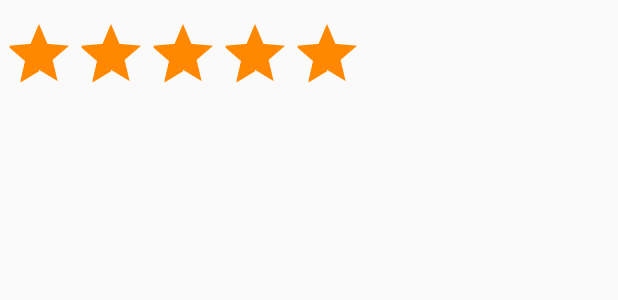
After one commit to ruslanAndroidDev/MathGame, an Android app: the layout dialog_app_evaluation.xml on its own in the app's theme, with its tools: preview values and no code run, on a phone screen of 412 x 824 dp. The commit adds this screen. Shown: the top 300 px of the screen. Run offline under Robolectric (Android 15) with nearby library versions, the phone set to English and light mode, and no system bars.

Commit message:
Створенно діалог "Оцінити додаток" і додано картинку до другої гри

```diff
--- a/app/build.gradle
+++ b/app/build.gradle
@@ -2,7 +2,7 @@ apply plugin: 'com.android.application'
 
 android {
     compileSdkVersion 26
-    buildToolsVersion "26.0.1"
+    buildToolsVersion '26.0.2'
     defaultConfig {
         applicationId "fast.kopach.math"
         minSdkVersion 14
--- a/app/src/main/java/fast/kopach/math/menu/MenuAdapter.java
+++ b/app/src/main/java/fast/kopach/math/menu/MenuAdapter.java
@@ -1,5 +1,8 @@
 package fast.kopach.math.menu;
 
+import android.app.FragmentTransaction;
+import android.content.Context;
+import android.graphics.drawable.Drawable;
 import android.support.v4.app.Fragment;
 import android.support.v4.app.FragmentManager;
 import android.support.v4.app.FragmentStatePagerAdapter;
@@ -21,7 +24,7 @@ public class MenuAdapter extends FragmentStatePagerAdapter {
             case 0:
                 return new MenuItemFragment(R.drawable.texture1s, "Game1",1);
             case 1:
-                return new MenuItemFragment(R.drawable.texture1s, "Game2",2);
+                return new MenuItemFragment(R.drawable.texture2, "Game2",2);
             case 2:
                 return new MenuItemFragment(R.drawable.texture3s, "Game3",3);
             case 3:
--- /dev/null
+++ b/app/src/main/res/anim/my_combo_anim.xml
@@ -0,0 +1,4 @@
+<?xml version="1.0" encoding="utf-8"?>
+<set xmlns:android="http://schemas.android.com/apk/res/android">
+
+</set>
--- /dev/null
+++ b/app/src/main/res/anim/myrotate.xml
@@ -0,0 +1,4 @@
+<?xml version="1.0" encoding="utf-8"?>
+<set xmlns:android="http://schemas.android.com/apk/res/android">
+
+</set>
--- /dev/null
+++ b/app/src/main/res/anim/myscale.xml
@@ -0,0 +1,4 @@
+<?xml version="1.0" encoding="utf-8"?>
+<set xmlns:android="http://schemas.android.com/apk/res/android">
+
+</set>
--- /dev/null
+++ b/app/src/main/res/anim/mytrans.xml
@@ -0,0 +1,4 @@
+<?xml version="1.0" encoding="utf-8"?>
+<set xmlns:android="http://schemas.android.com/apk/res/android">
+
+</set>
--- /dev/null
+++ b/app/src/main/res/layout/dialog_app_evaluation.xml
@@ -0,0 +1,23 @@
+<?xml version="1.0" encoding="utf-8"?>
+<LinearLayout xmlns:android="http://schemas.android.com/apk/res/android"
+    android:id="@+id/linearlayout"
+    android:layout_width="wrap_content"
+    android:layout_height="wrap_content"
+    android:orientation="vertical"
+    android:padding="2dip" >
+
+    <RatingBar
+        android:id="@+id/ratingbar"
+        android:layout_width="wrap_content"
+        android:layout_height="wrap_content"
+        android:layout_gravity="center"
+        android:layout_marginBottom="10dp"
+        android:layout_marginTop="10dp"
+        android:clickable="true"
+        android:isIndicator="false"
+        android:numStars="5"
+        android:rating="5"
+        android:stepSize="1.0"
+        android:theme="@style/MyRatingBar"/>
+
+</LinearLayout>
--- a/app/src/main/res/values/styles.xml
+++ b/app/src/main/res/values/styles.xml
@@ -23,4 +23,9 @@
         <item name="android:background">@drawable/round_button</item>
     </style>
 
+    <style name="MyRatingBar" parent="Theme.AppCompat">
+        <item name="colorControlNormal">#FFCC33</item>
+        <item name="colorControlActivated">@android:color/holo_orange_dark</item>
+    </style>
+
 </resources>
--- a/build.gradle
+++ b/build.gradle
@@ -5,7 +5,7 @@ buildscript {
         jcenter()
     }
     dependencies {
-        classpath 'com.android.tools.build:gradle:2.3.3'
+        classpath 'com.android.tools.build:gradle:3.0.0'
         classpath 'com.google.gms:google-services:3.1.0'
         // NOTE: Do not place your application dependencies here; they belong
         // in the individual module build.gradle files
@@ -14,6 +14,10 @@ buildscript {
 
 allprojects {
     repositories {
+        //google()
+        maven{
+            url "https://maven.google.com"
+        }
         jcenter()
     }
 }
```
Also changed, not shown: app/src/main/java/fast/kopach/math/AppEvaluationDialog.java (added, +95 -0 lines), app/src/main/java/fast/kopach/math/menu/MenuActivity.java (+20 -7 lines), app/src/main/res/anim/myalpha.xml (added, +8 -0 lines), app/src/main/res/drawable/texture2.png (added), gradle/wrapper/gradle-wrapper.properties.
